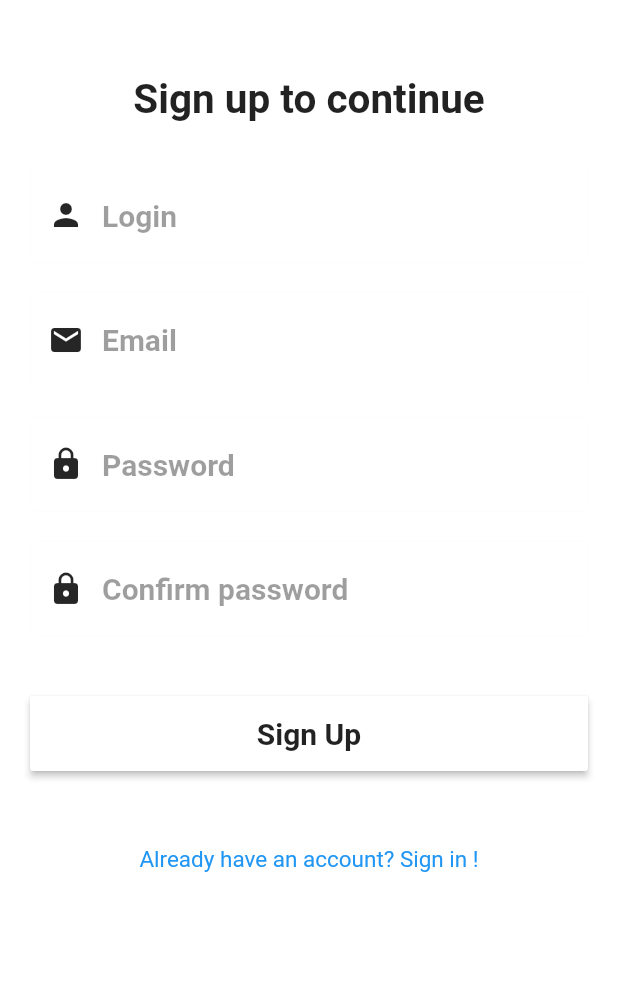
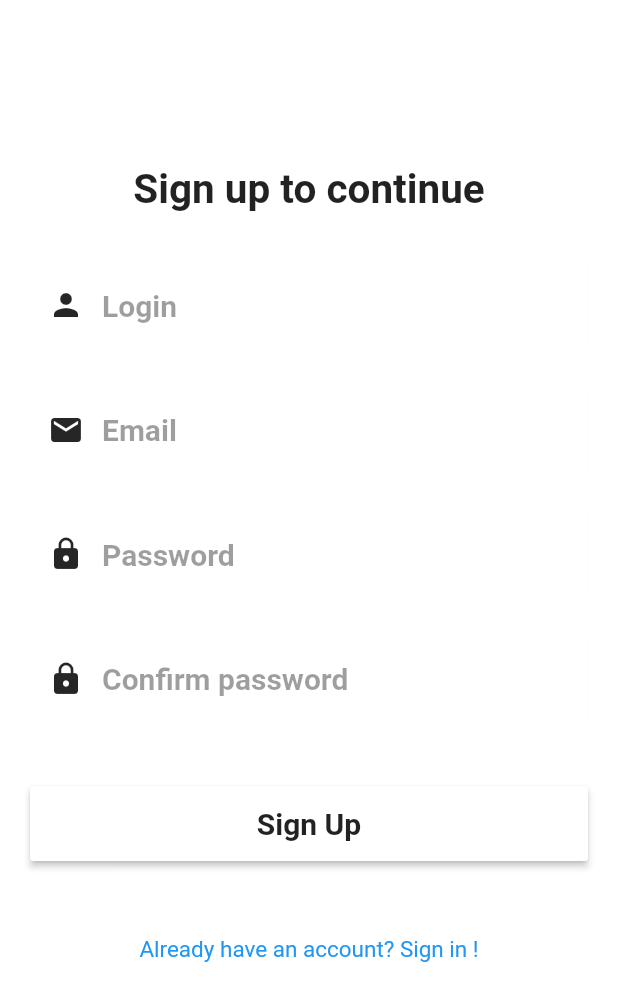
Before and after one commit to IronMan756/manageYourMoneyMobile, a Flutter app: the screen it shows after launch, after a tap on "Dont have an account? Sign up !", on a phone screen of 412 x 824 dp. Shown: the top 1001 px of the screen. Run offline on Flutter 3.47's test engine with Material 2 defaults, Android fonts, the phone set to English and light mode, and no system bars.

Commit message:
fix: fix styles[ref:no-ref]

```diff
--- a/lib/screens/auth.dart
+++ b/lib/screens/auth.dart
@@ -2,17 +2,17 @@ import 'package:flutter/cupertino.dart';
 import 'package:flutter/material.dart';
 
 class AuthorizationScreen extends StatefulWidget {
-  AuthorizationScreen({Key key}) : super(key: key);
+  const AuthorizationScreen({Key key}) : super(key: key);
 
   @override
   _AuthorizationScreenState createState() => _AuthorizationScreenState();
 }
 
 class _AuthorizationScreenState extends State<AuthorizationScreen> {
-  TextEditingController _emailController = TextEditingController();
-  TextEditingController _passwordController = TextEditingController();
-  TextEditingController _cpasswordController = TextEditingController();
-  TextEditingController _loginController = TextEditingController();
+  final TextEditingController _emailController = TextEditingController();
+  final TextEditingController _passwordController = TextEditingController();
+  final TextEditingController _cpasswordController = TextEditingController();
+  final TextEditingController _loginController = TextEditingController();
 
   String _email;
   String _password;
@@ -24,54 +24,52 @@ class _AuthorizationScreenState extends State<AuthorizationScreen> {
   Widget build(BuildContext context) {
     Widget _logo(String logo) {
       return  Padding(
-          padding: EdgeInsets.only(top: 50, bottom: 20),
-          child: Container(
+          padding: const EdgeInsets.only(top: 50, bottom: 20),
           child: Align(
               child: Text(
             logo,
-              style: TextStyle(fontSize: 27, fontWeight: FontWeight.bold),
-            )),
-          ));
+            style: const TextStyle(fontSize: 27, fontWeight: FontWeight.bold),
+          )));
     }
 
     Widget _input(Icon icon, String hint, TextEditingController controller,
         bool obscure) {
       return Container(
-          padding: EdgeInsets.only(left: 20, right: 20),
+          padding: const EdgeInsets.only(left: 20, right: 20,),
           child: TextField(
               controller: controller,
               obscureText: obscure,
-              style: TextStyle(fontSize: 20, color: Colors.black),
+              style: const TextStyle(fontSize: 20, color: Colors.black),
               decoration: InputDecoration(
-                  hintStyle: TextStyle(
+                  hintStyle: const TextStyle(
                       fontWeight: FontWeight.bold,
                       fontSize: 20,
                       color: Colors.black38),
                   hintText: hint,
-                  focusedBorder: OutlineInputBorder(
+                  focusedBorder: const OutlineInputBorder(
                       borderSide: BorderSide(color: Colors.blue, width: 3)),
-                  enabledBorder: OutlineInputBorder(
+                  enabledBorder: const OutlineInputBorder(
                     borderSide: BorderSide(
                         width: 0.01),
                   ),
                   prefixIcon: Padding(
-                      padding: EdgeInsets.only(left: 10, right: 10),
+                      padding: const EdgeInsets.only(left: 10, right: 10),
                       child: IconTheme(
-                          data: IconThemeData(
-                            color: Color.fromRGBO(0, 0, 0, 0.85),
+                          data: const IconThemeData(
+                            color:  Color.fromRGBO(0, 0, 0, 0.85),
                           ),
                           child: icon)))));
     }
 
-    Widget _button(String text, void func()) {
+    Widget _button(String text, void Function() func) {
       return RaisedButton(
         onPressed: func,
-        disabledTextColor: Color.fromRGBO(0, 0, 0, 0.85),
-        splashColor: Color.fromRGBO(0, 0, 0, 0.4),
+        disabledTextColor: const Color.fromRGBO(0, 0, 0, 0.85),
+        splashColor: const Color.fromRGBO(0, 0, 0, 0.4),
         color: Colors.white,
         child: Text(
           text,
-          style: TextStyle(
+          style: const TextStyle(
             fontWeight: FontWeight.bold,
             fontSize: 20,
           ),
@@ -79,83 +77,83 @@ class _AuthorizationScreenState extends State<AuthorizationScreen> {
       );
     }
 
-    Widget _logInForm(String label, void func()) {
-      return Container(
-          child: Column(children: <Widget>[
+    Widget _logInForm(String label, void Function() func) {
+      return Column(children: <Widget>[
         Padding(
-            padding: EdgeInsets.only(bottom: 20, top: 10),
-            child: _input(Icon(Icons.email), 'Email', _emailController, false)),
+        padding: const EdgeInsets.only(bottom: 20, top: 10),
+        child: _input(const Icon(Icons.email), 'Email', _emailController, false)),
         Padding(
-            padding: EdgeInsets.only(bottom: 20),
+        padding: const EdgeInsets.only(bottom: 20),
         child: _input(
-                Icon(Icons.lock), 'Password', _passwordController, true)),
-        SizedBox(height: 20),
+            const Icon(Icons.lock), 'Password', _passwordController, true)),
+        const SizedBox(height: 20),
         Padding(
-            padding: EdgeInsets.only(left: 20, right: 20),
+        padding: const EdgeInsets.only(left: 20, right: 20),
         child: Container(
             height: 50,
             width: MediaQuery.of(context).size.width,
             child: _button(label, func))),
         Padding(
-            padding: EdgeInsets.only(top: 50),
+        padding: const EdgeInsets.only(top: 50),
         child: GestureDetector(
-              child: Text(
+            onTap : (){
+            setState((){
+                showLogin = false;
+              });
+          },
+           child: const Text(
             'Dont have an account? Sign up !',
             style: TextStyle(
               fontSize: 15,color: Colors.blue
             ),
           ),
-              onTap : (){
-                setState((){
-                    showLogin = false;
-                  });
-              }
+
         )
         )
-      ]));
+      ]);
     };
 
-    Widget _signUpForm(String label, void func()) {
-      return Container(
-          child: Column(children: <Widget>[
+    Widget _signUpForm(String label, void Function() func) {
+      return Column(children: <Widget>[
         Padding(
-            padding: EdgeInsets.only(bottom: 20, top: 10),
-            child: _input(Icon(Icons.person ), 'Login', _loginController, false)),
+        padding: const EdgeInsets.only(bottom: 20, top: 10),
+        child: _input(const Icon(Icons.person ), 'Login', _loginController, false)),
         Padding(
-            padding: EdgeInsets.only(bottom: 20),
-            child: _input(Icon(Icons.email), 'Email', _emailController, false)),
+        padding: const EdgeInsets.only(bottom: 20),
+        child: _input(const Icon(Icons.email), 'Email', _emailController, false)),
         Padding(
-            padding: EdgeInsets.only(bottom: 20),
+        padding: const EdgeInsets.only(bottom: 20),
         child: _input(
-                Icon(Icons.lock), 'Password', _passwordController, true)),
+            const Icon(Icons.lock), 'Password', _passwordController, true)),
         Padding(
-            padding: EdgeInsets.only(bottom: 20),
+        padding: const EdgeInsets.only(bottom: 20),
         child: _input(
-                Icon(Icons.lock), 'Confirm password', _cpasswordController, true)),
-        SizedBox(height: 20),
+            const Icon(Icons.lock), 'Confirm password', _cpasswordController, true)),
+        const SizedBox(height: 20),
         Padding(
-            padding: EdgeInsets.only(left: 20, right: 20),
+        padding: const EdgeInsets.only(left: 20, right: 20),
         child: Container(
             height: 50,
             width: MediaQuery.of(context).size.width,
             child: _button(label, func))),
         Padding(
-            padding: EdgeInsets.only(top: 50),
+        padding: const EdgeInsets.only(top: 50),
         child: GestureDetector(
-              child: Text(
+           onTap : (){
+            setState((){
+                showLogin = true;
+              });
+          },
+          child: const Text(
             'Already have an account? Sign in !',
           style: TextStyle(
               fontSize: 15,color: Colors.blue
             ),
           ),
-              onTap : (){
-                setState((){
-                    showLogin = true;
-                  });
-              }
+
         )
         )
-      ]));
+      ]);
     }
 
 
@@ -197,7 +195,7 @@ class _AuthorizationScreenState extends State<AuthorizationScreen> {
         showLogin ?
         ListView(
           children: <Widget>[
-              SizedBox(
+              const SizedBox(
                 height: 100,
               ),
               _logo('Sign in to continue'),
@@ -207,6 +205,9 @@ class _AuthorizationScreenState extends State<AuthorizationScreen> {
         :
         ListView(
           children: <Widget>[
+             const SizedBox(
+                height: 60,
+              ),
             _logo('Sign up to continue'),
             _signUpForm('Sign Up', _signUpUser)
         ]
--- a/pubspec.yaml
+++ b/pubspec.yaml
@@ -31,6 +31,9 @@ dependencies:
   # Use with the CupertinoIcons class for iOS style icons.
   cupertino_icons: ^0.1.3
   http: 0.12.0+4
+  redux: "^3.0.0"
+  flutter_redux: ^0.5.4
+  lint: 1.2.0
 dev_dependencies:
   flutter_test:
     sdk: flutter
```
Also changed, not shown: analysis_options.yaml (added, +57 -0 lines), lib/main.dart (+85 -93 lines), pubspec.lock, 12 other files. Lines whose indentation alone changed are shown as unchanged.
